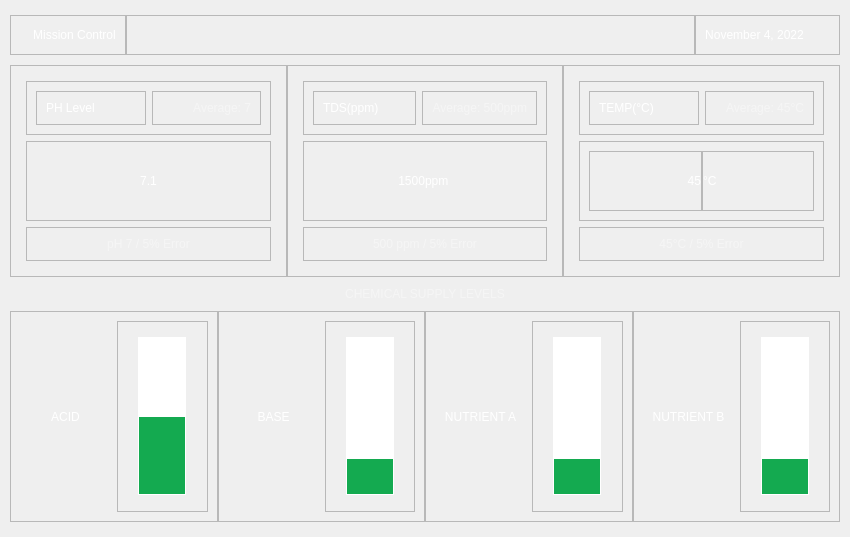
This is ui/dashboard.ui in eugeneoca/hydrophonics as Qt 5 draws it before an edit. The edited form follows.
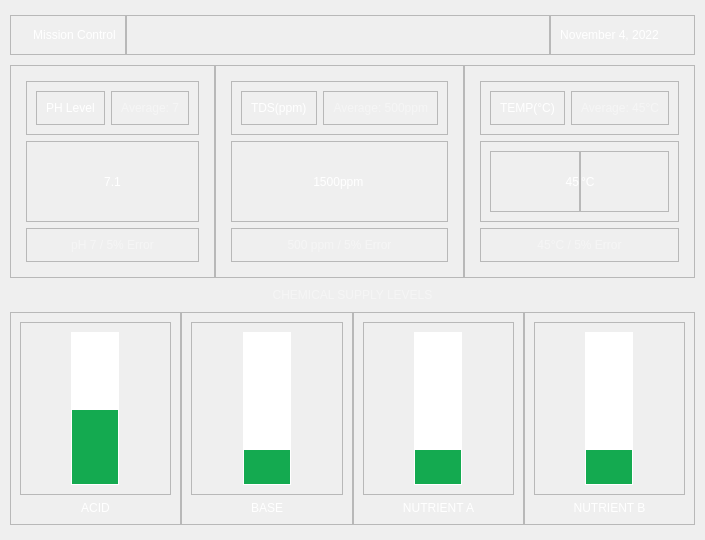
This is the edited form. Icons and pictures are not drawn.

Commit message: size adjustments

Patch:
```diff
--- a/ui/dashboard.ui
+++ b/ui/dashboard.ui
@@ -6,8 +6,8 @@
    <rect>
     <x>0</x>
     <y>0</y>
-    <width>850</width>
-    <height>537</height>
+    <width>704</width>
+    <height>540</height>
    </rect>
   </property>
   <property name="windowTitle">
@@ -121,6 +121,12 @@
          </item>
          <item>
           <widget class="QLabel" name="btn_settings">
+           <property name="maximumSize">
+            <size>
+             <width>20</width>
+             <height>20</height>
+            </size>
+           </property>
            <property name="text">
             <string/>
            </property>
@@ -173,6 +179,12 @@
          </item>
          <item>
           <widget class="QLabel" name="label_4">
+           <property name="maximumSize">
+            <size>
+             <width>16777215</width>
+             <height>20</height>
+            </size>
+           </property>
            <property name="text">
             <string/>
            </property>
@@ -186,6 +198,12 @@
          </item>
          <item>
           <widget class="QLabel" name="label_3">
+           <property name="maximumSize">
+            <size>
+             <width>20</width>
+             <height>20</height>
+            </size>
+           </property>
            <property name="text">
             <string/>
            </property>
@@ -770,24 +788,7 @@
         <property name="frameShadow">
          <enum>QFrame::Raised</enum>
         </property>
-        <layout class="QHBoxLayout" name="horizontalLayout_8">
-         <item>
-          <widget class="QLabel" name="label_9">
-           <property name="styleSheet">
-            <string notr="true">color: white;
-font: 25 12pt &quot;Segoe UI&quot;;</string>
-           </property>
-           <property name="text">
-            <string>ACID</string>
-           </property>
-           <property name="alignment">
-            <set>Qt::AlignCenter</set>
-           </property>
-           <property name="margin">
-            <number>10</number>
-           </property>
-          </widget>
-         </item>
+        <layout class="QVBoxLayout" name="verticalLayout_2">
          <item>
           <widget class="QFrame" name="frame_21">
            <property name="frameShape">
@@ -840,6 +841,23 @@
            </layout>
           </widget>
          </item>
+         <item>
+          <widget class="QLabel" name="label_9">
+           <property name="styleSheet">
+            <string notr="true">color: white;
+font: 25 12pt &quot;Segoe UI&quot;;</string>
+           </property>
+           <property name="text">
+            <string>ACID</string>
+           </property>
+           <property name="alignment">
+            <set>Qt::AlignCenter</set>
+           </property>
+           <property name="margin">
+            <number>10</number>
+           </property>
+          </widget>
+         </item>
         </layout>
        </widget>
       </item>
@@ -857,24 +875,7 @@
         <property name="frameShadow">
          <enum>QFrame::Raised</enum>
         </property>
-        <layout class="QHBoxLayout" name="horizontalLayout_9">
-         <item>
-          <widget class="QLabel" name="label_10">
-           <property name="styleSheet">
-            <string notr="true">color: white;
-font: 25 12pt &quot;Segoe UI&quot;;</string>
-           </property>
-           <property name="text">
-            <string>BASE</string>
-           </property>
-           <property name="alignment">
-            <set>Qt::AlignCenter</set>
-           </property>
-           <property name="margin">
-            <number>10</number>
-           </property>
-          </widget>
-         </item>
+        <layout class="QVBoxLayout" name="verticalLayout_6">
          <item>
           <widget class="QFrame" name="frame_22">
            <property name="frameShape">
@@ -933,6 +934,23 @@
            </layout>
           </widget>
          </item>
+         <item>
+          <widget class="QLabel" name="label_10">
+           <property name="styleSheet">
+            <string notr="true">color: white;
+font: 25 12pt &quot;Segoe UI&quot;;</string>
+           </property>
+           <property name="text">
+            <string>BASE</string>
+           </property>
+           <property name="alignment">
+            <set>Qt::AlignCenter</set>
+           </property>
+           <property name="margin">
+            <number>10</number>
+           </property>
+          </widget>
+         </item>
         </layout>
        </widget>
       </item>
@@ -949,24 +967,7 @@
         <property name="frameShadow">
          <enum>QFrame::Raised</enum>
         </property>
-        <layout class="QHBoxLayout" name="horizontalLayout_10">
-         <item>
-          <widget class="QLabel" name="label_13">
-           <property name="styleSheet">
-            <string notr="true">color: white;
-font: 25 12pt &quot;Segoe UI&quot;;</string>
-           </property>
-           <property name="text">
-            <string>NUTRIENT A</string>
-           </property>
-           <property name="alignment">
-            <set>Qt::AlignCenter</set>
-           </property>
-           <property name="margin">
-            <number>10</number>
-           </property>
-          </widget>
-         </item>
+        <layout class="QVBoxLayout" name="verticalLayout_7">
          <item>
           <widget class="QFrame" name="frame_23">
            <property name="frameShape">
@@ -1019,6 +1020,23 @@
            </layout>
           </widget>
          </item>
+         <item>
+          <widget class="QLabel" name="label_13">
+           <property name="styleSheet">
+            <string notr="true">color: white;
+font: 25 12pt &quot;Segoe UI&quot;;</string>
+           </property>
+           <property name="text">
+            <string>NUTRIENT A</string>
+           </property>
+           <property name="alignment">
+            <set>Qt::AlignCenter</set>
+           </property>
+           <property name="margin">
+            <number>10</number>
+           </property>
+          </widget>
+         </item>
         </layout>
        </widget>
       </item>
@@ -1035,24 +1053,7 @@
         <property name="frameShadow">
          <enum>QFrame::Raised</enum>
         </property>
-        <layout class="QHBoxLayout" name="horizontalLayout_11">
-         <item>
-          <widget class="QLabel" name="label_15">
-           <property name="styleSheet">
-            <string notr="true">color: white;
-font: 25 12pt &quot;Segoe UI&quot;;</string>
-           </property>
-           <property name="text">
-            <string>NUTRIENT B</string>
-           </property>
-           <property name="alignment">
-            <set>Qt::AlignCenter</set>
-           </property>
-           <property name="margin">
-            <number>10</number>
-           </property>
-          </widget>
-         </item>
+        <layout class="QVBoxLayout" name="verticalLayout_8">
          <item>
           <widget class="QFrame" name="frame_24">
            <property name="frameShape">
@@ -1105,6 +1106,23 @@
            </layout>
           </widget>
          </item>
+         <item>
+          <widget class="QLabel" name="label_15">
+           <property name="styleSheet">
+            <string notr="true">color: white;
+font: 25 12pt &quot;Segoe UI&quot;;</string>
+           </property>
+           <property name="text">
+            <string>NUTRIENT B</string>
+           </property>
+           <property name="alignment">
+            <set>Qt::AlignCenter</set>
+           </property>
+           <property name="margin">
+            <number>10</number>
+           </property>
+          </widget>
+         </item>
         </layout>
        </widget>
       </item>
```
Left out of the diff: 32 changed lines with no effect on the pictures. The commit also changes 2 other files.
